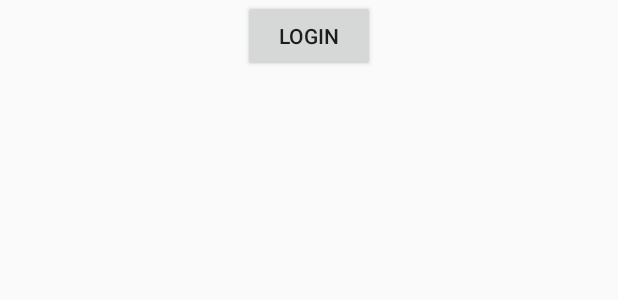
After one commit to Quang16599/Project_Mobile, an Android app: the layout activity_main2.xml on its own in the app's theme, with its tools: preview values and no code run, on a phone screen of 412 x 824 dp. The commit adds this screen. Shown: the top 300 px of the screen. Run offline under Robolectric (Android 15) with nearby library versions, the phone set to English and light mode, and no system bars.

Commit message:
update OTP

```diff
--- a/app/build.gradle
+++ b/app/build.gradle
@@ -49,7 +49,7 @@ dependencies {
     implementation 'com.google.firebase:firebase-analytics'
     implementation 'com.google.firebase:firebase-database'
     implementation 'com.google.firebase:firebase-auth'
-//    implementation "androidx.browser:browser:1.2.0"
+    implementation "androidx.browser:browser:1.2.0"
 
 
 
--- a/app/src/main/java/goodman/gm/p_mobile/Controller/QuenMatKhau.java
+++ b/app/src/main/java/goodman/gm/p_mobile/Controller/QuenMatKhau.java
@@ -23,9 +23,9 @@ import goodman.gm.p_mobile.R;
 
 public class QuenMatKhau extends AppCompatActivity {
 
-    Button btnNext;
-    TextInputEditText edtUserName;
-    DatabaseReference reference = FirebaseDatabase.getInstance().getReference("thanhviens");
+    private Button btnNext;
+    private TextInputEditText edtUserName;
+    private DatabaseReference reference = FirebaseDatabase.getInstance().getReference("thanhviens");
 
     @Override
     protected void onCreate(Bundle savedInstanceState) {
--- /dev/null
+++ b/app/src/main/res/layout/activity_main2.xml
@@ -0,0 +1,19 @@
+<?xml version="1.0" encoding="utf-8"?>
+<LinearLayout xmlns:android="http://schemas.android.com/apk/res/android"
+    xmlns:app="http://schemas.android.com/apk/res-auto"
+    xmlns:tools="http://schemas.android.com/tools"
+    android:layout_width="match_parent"
+    android:layout_height="match_parent"
+    android:orientation="vertical"
+    tools:context=".Controller.MainActivity2">
+
+
+    <Button
+        android:id="@+id/button"
+        android:layout_width="wrap_content"
+        android:layout_height="wrap_content"
+        android:text="Login"
+        android:layout_gravity="center"
+        ></Button>
+
+</LinearLayout>
```
Also changed, not shown: app/src/main/AndroidManifest.xml (+4 -4 lines), app/src/main/java/goodman/gm/p_mobile/Controller/DangKy.java (+4 -4 lines), app/src/main/java/goodman/gm/p_mobile/Controller/MainActivity2.java (added, +34 -0 lines), app/src/main/java/goodman/gm/p_mobile/Controller/SetNewPassword.java (+37 -30 lines), app/src/main/java/goodman/gm/p_mobile/Controller/Vertify_OTP.java (+18 -7 lines), app/src/main/res/layout/activity_vertify__otp.xml (+12 -0 lines).
